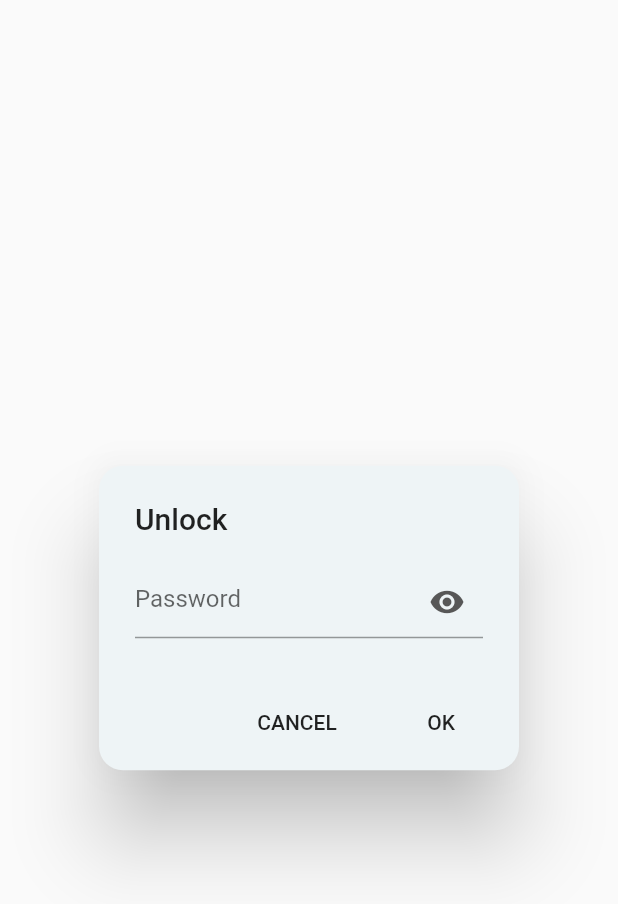
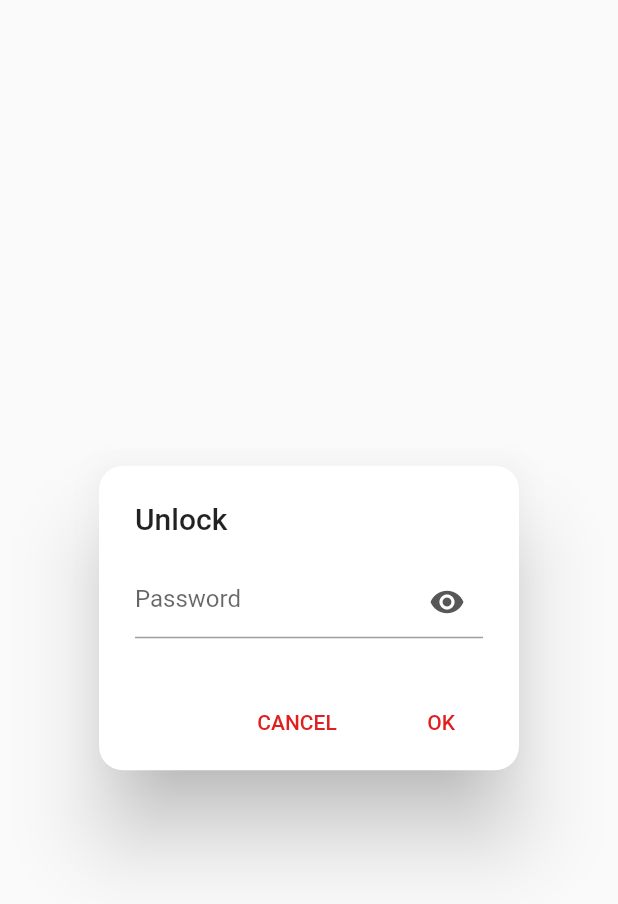
Before and after one commit to Appli-chic/chic_pass, a Flutter app: the PasswordDialog widget shown alone on an empty page, opened directly with empty values, on a phone screen of 412 x 824 dp. Shown: the top 904 px of the screen. Run offline on Flutter 3.47's test engine with Material 2 defaults, Android fonts, the phone set to English and light mode, and no system bars; our stand-ins replace flutter_secure_storage, preload_page_view, sqflite; missing offline and left inert: flutter_string_encryption; accounts and stored records are empty.

Commit message:
Improve password encryption.

```diff
--- a/assets/languages/localization_en.json
+++ b/assets/languages/localization_en.json
@@ -13,5 +13,6 @@
   "password_size_error": "The password must contains at least 6 characters.",
   "passwords_title": "Passwords",
   "search_hint": "Search...",
-  "unlock": "Unlock"
+  "unlock": "Unlock",
+  "error_incorrect_password": "Incorrect password."
 }
--- a/assets/languages/localization_fr.json
+++ b/assets/languages/localization_fr.json
@@ -13,5 +13,6 @@
   "password_size_error": "Le most de passe doit faire au moins 6 caractères.",
   "passwords_title": "Mots de passe",
   "search_hint": "Rechercher...",
-  "unlock": "Dévérouiller"
+  "unlock": "Dévérouiller",
+  "error_incorrect_password": "Mauvais mot de passe."
 }
--- a/lib/model/env.dart
+++ b/lib/model/env.dart
@@ -16,14 +16,12 @@ class Env {
   final String accessTokenKey;
   final String refreshTokenKey;
   final String securityKey;
-  final String secondSecurityKey;
 
   Env({
     this.apiUrl,
     this.accessTokenKey,
     this.refreshTokenKey,
     this.securityKey,
-    this.secondSecurityKey,
   });
 
   factory Env.fromJson(Map<String, dynamic> jsonMap) {
@@ -32,7 +30,6 @@ class Env {
       accessTokenKey: jsonMap["ACCESS_TOKEN_STORAGE_KEY"],
       refreshTokenKey: jsonMap["REFRESH_TOKEN_STORAGE_KEY"],
       securityKey: jsonMap["SECURITY_KEY"],
-      secondSecurityKey: jsonMap["SECOND_SECURITY_KEY"],
     );
   }
 }
--- a/lib/ui/component/password_dialog.dart
+++ b/lib/ui/component/password_dialog.dart
@@ -25,6 +25,18 @@ class _PasswordDialogState extends State<PasswordDialog> {
   ThemeProvider _themeProvider;
   TextEditingController _passwordController = TextEditingController();
   bool _isPasswordHidden = true;
+  String _error = "";
+
+  Widget _displaysError() {
+    if (_error.isNotEmpty) {
+      return Container(
+        margin: EdgeInsets.only(top: 16),
+        child: Text(_error),
+      );
+    } else {
+      return Container();
+    }
+  }
 
   @override
   Widget build(BuildContext context) {
@@ -34,17 +46,25 @@ class _PasswordDialogState extends State<PasswordDialog> {
       shape: RoundedRectangleBorder(
         borderRadius: BorderRadius.all(Radius.circular(16.0)),
       ),
-      backgroundColor: _themeProvider.backgroundColor,
+      backgroundColor: _themeProvider.secondBackgroundColor,
       title: Text(AppTranslations.of(context).text("unlock")),
-      content: Container(
-        child: TextField(
+      content: Theme(
+          data: ThemeData(
+            primaryColor: _themeProvider.primaryColor,
+          ),
+          child: Column(
+            mainAxisSize: MainAxisSize.min,
+            crossAxisAlignment: CrossAxisAlignment.start,
+            children: <Widget>[
+              TextField(
                 controller: _passwordController,
                 obscureText: _isPasswordHidden,
                 autocorrect: false,
                 decoration: InputDecoration(
                   hintText: AppTranslations.of(context).text("password"),
                   suffixIcon: IconButton(
-              icon: Icon(_isPasswordHidden
+                    icon: Icon(
+                        _isPasswordHidden
                             ? Icons.visibility
                             : Icons.visibility_off,
                         color: _themeProvider.secondTextColor),
@@ -56,35 +76,42 @@ class _PasswordDialogState extends State<PasswordDialog> {
                   ),
                 ),
               ),
-      ),
+              _displaysError(),
+            ],
+          )),
       actions: <Widget>[
         FlatButton(
-          child: Text(AppTranslations.of(context).text("cancel")),
+          child: Text(
+            AppTranslations.of(context).text("cancel"),
+            style: TextStyle(
+              color: _themeProvider.primaryColor,
+            ),
+          ),
           onPressed: () async {
             Navigator.of(context).pop();
           },
         ),
         FlatButton(
-          child: Text(AppTranslations.of(context).text("ok")),
+          child: Text(
+            AppTranslations.of(context).text("ok"),
+            style: TextStyle(
+              color: _themeProvider.primaryColor,
+            ),
+          ),
           onPressed: () async {
-            var mapEncryptMainPassword = HashMap<String, String>();
-            mapEncryptMainPassword['security_key'] = env.securityKey;
-            mapEncryptMainPassword['password'] = _passwordController.text;
             var hash =
-            await compute(Security.encryptMainPassword, mapEncryptMainPassword);
-
-            var mapSignature = HashMap<String, String>();
-            mapSignature['second_security_key'] = env.secondSecurityKey;
-            mapSignature['hash_signature'] = widget.vault.signature;
-            mapSignature['hash'] = hash;
-            var isPasswordCorrect = await compute(
-                Security.isSignatureCorrect, mapSignature);
+                await Security.encryptMainPassword(_passwordController.text);
+            var isPasswordCorrect =
+                await Security.isSignatureCorrect(hash, widget.vault.signature);
 
             if (isPasswordCorrect) {
               Navigator.of(context).pop();
               await Navigator.pushNamed(context, '/main_screen');
             } else {
-
+              setState(() {
+                _error = AppTranslations.of(context)
+                    .text("error_incorrect_password");
+              });
             }
           },
         ),
--- a/pubspec.yaml
+++ b/pubspec.yaml
@@ -33,9 +33,9 @@ dependencies:
   provider: ^4.1.1
   http: ^0.12.1
   intl: ^0.16.1
-  steel_crypt: ^1.7.1+1
   sqflite: ^1.3.0+1
   preload_page_view: ^0.1.4
+  flutter_string_encryption: ^0.3.1
 
 dev_dependencies:
   flutter_test:
```
Also changed, not shown: lib/ui/component/loading_dialog.dart (+6 -3 lines), lib/ui/screen/new_vault_screen.dart (+2 -11 lines), lib/utils/security.dart (+18 -31 lines), pubspec.lock, 2 other files. Lines whose indentation alone changed are shown as unchanged.
